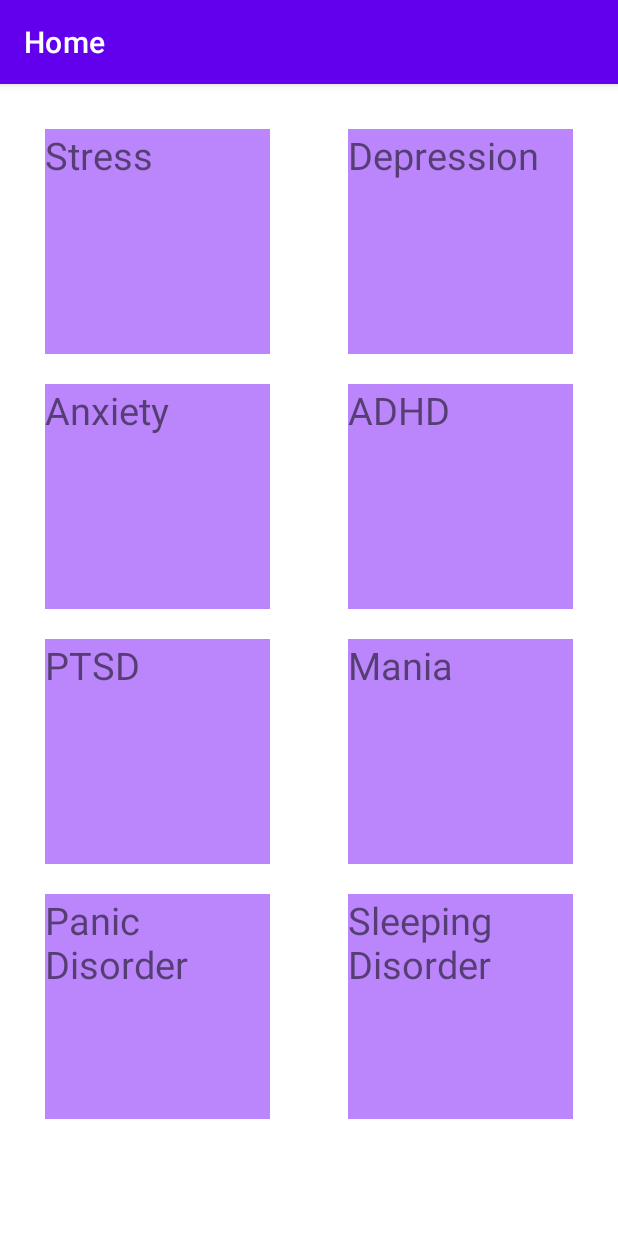
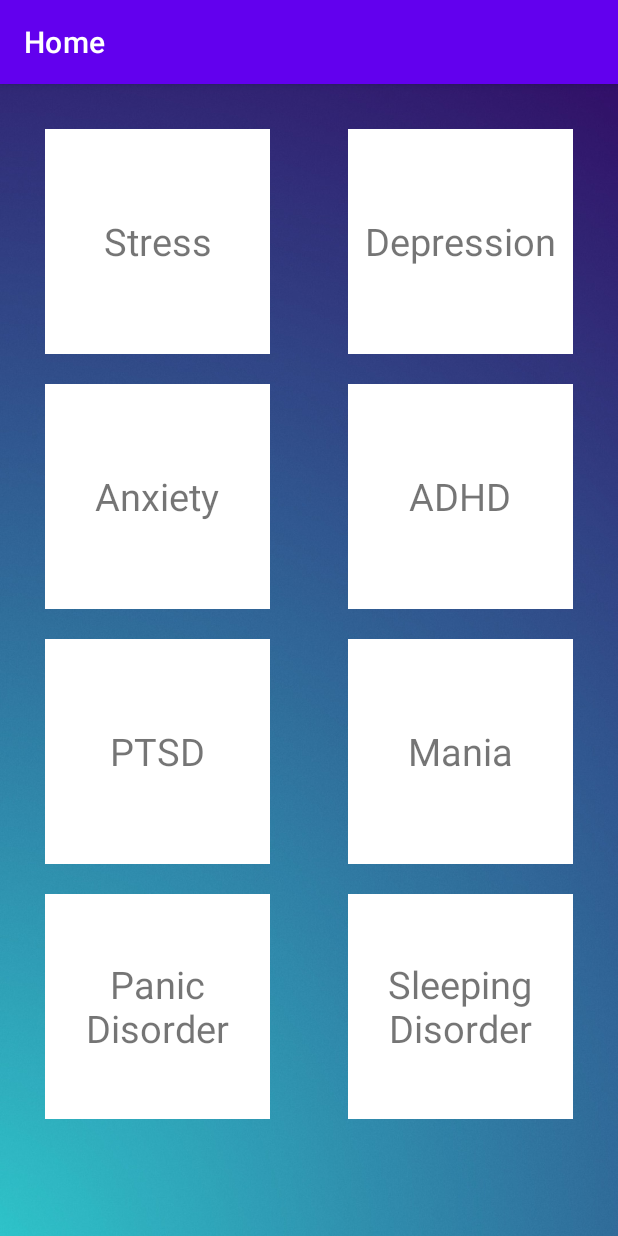
Before and after one commit to AkilaWic/mindfulness-app, an Android app: the screen it shows after launch (HomeActivity), on a phone screen of 412 x 824 dp. Run offline under Robolectric (Android 15) with nearby library versions, the phone set to English and light mode, and no system bars.

Commit message:
Home activity UI Modified. App Icon Changed.

```diff
--- a/app/src/main/AndroidManifest.xml
+++ b/app/src/main/AndroidManifest.xml
@@ -6,9 +6,9 @@
         android:allowBackup="true"
         android:dataExtractionRules="@xml/data_extraction_rules"
         android:fullBackupContent="@xml/backup_rules"
-        android:icon="@mipmap/ic_launcher"
+        android:icon="@drawable/iconround"
         android:label="@string/app_name"
-        android:roundIcon="@mipmap/ic_launcher_round"
+        android:roundIcon="@drawable/iconround"
         android:supportsRtl="true"
         android:theme="@style/Theme.Mindfulness"
         tools:targetApi="31">
--- a/app/src/main/res/layout/activity_home.xml
+++ b/app/src/main/res/layout/activity_home.xml
@@ -1,6 +1,8 @@
 <ScrollView xmlns:android="http://schemas.android.com/apk/res/android"
+    xmlns:tools="http://schemas.android.com/tools"
     android:layout_width="match_parent"
-    android:layout_height="match_parent">
+    android:layout_height="match_parent"
+    android:background="@drawable/main_bg">
 
     <GridLayout
         android:layout_width="match_parent"
@@ -19,9 +21,12 @@
             android:layout_height="150dp"
             android:layout_gravity="left"
             android:layout_margin="10dp"
-            android:background="@color/purple_200"
+            android:background="@color/white"
+            android:gravity="center_vertical"
+            android:textAlignment="center"
             android:text="Stress"
-            android:textSize="25sp" />
+            android:textSize="25sp"
+            tools:ignore="RtlCompat" />
 
         <TextView
             android:id="@+id/depression"
@@ -29,9 +34,12 @@
             android:layout_height="150dp"
             android:layout_gravity="right"
             android:layout_margin="10dp"
-            android:background="@color/purple_200"
+            android:background="@color/white"
+            android:gravity="center_vertical"
+            android:textAlignment="center"
             android:text="Depression"
-            android:textSize="25sp" />
+            android:textSize="25sp"
+            tools:ignore="RtlCompat" />
 
         <TextView
             android:id="@+id/anxiety"
@@ -39,9 +47,12 @@
             android:layout_height="150dp"
             android:layout_gravity="left"
             android:layout_margin="10dp"
-            android:background="@color/purple_200"
+            android:background="@color/white"
+            android:gravity="center_vertical"
+            android:textAlignment="center"
             android:text="Anxiety"
-            android:textSize="25sp" />
+            android:textSize="25sp"
+            tools:ignore="RtlCompat" />
 
         <TextView
             android:id="@+id/adhd"
@@ -49,9 +60,12 @@
             android:layout_height="150dp"
             android:layout_gravity="right"
             android:layout_margin="10dp"
-            android:background="@color/purple_200"
+            android:background="@color/white"
+            android:gravity="center_vertical"
+            android:textAlignment="center"
             android:text="ADHD"
-            android:textSize="25sp" />
+            android:textSize="25sp"
+            tools:ignore="RtlCompat" />
 
         <TextView
             android:id="@+id/ptsd"
@@ -60,9 +74,12 @@
             android:layout_gravity="left"
             android:layout_margin="10dp"
             android:layout_weight="1"
-            android:background="@color/purple_200"
+            android:background="@color/white"
+            android:gravity="center_vertical"
+            android:textAlignment="center"
             android:text="PTSD"
-            android:textSize="25sp" />
+            android:textSize="25sp"
+            tools:ignore="RtlCompat" />
 
         <TextView
             android:id="@+id/mania"
@@ -70,9 +87,12 @@
             android:layout_height="150dp"
             android:layout_gravity="right"
             android:layout_margin="10dp"
-            android:background="@color/purple_200"
+            android:background="@color/white"
+            android:gravity="center_vertical"
+            android:textAlignment="center"
             android:text="Mania"
-            android:textSize="25sp" />
+            android:textSize="25sp"
+            tools:ignore="RtlCompat" />
 
         <TextView
             android:id="@+id/pd"
@@ -80,9 +100,12 @@
             android:layout_height="150dp"
             android:layout_gravity="left"
             android:layout_margin="10dp"
-            android:background="@color/purple_200"
+            android:background="@color/white"
+            android:gravity="center_vertical"
+            android:textAlignment="center"
             android:text="Panic Disorder"
-            android:textSize="25sp" />
+            android:textSize="25sp"
+            tools:ignore="RtlCompat" />
 
         <TextView
             android:id="@+id/sd"
@@ -90,9 +113,12 @@
             android:layout_height="150dp"
             android:layout_gravity="right"
             android:layout_margin="10dp"
-            android:background="@color/purple_200"
+            android:background="@color/white"
+            android:gravity="center_vertical"
+            android:textAlignment="center"
             android:text="Sleeping Disorder"
-            android:textSize="25sp" />
+            android:textSize="25sp"
+            tools:ignore="RtlCompat" />
 
     </GridLayout>
 </ScrollView>
--- a/app/src/main/res/layout/test_agreement.xml
+++ b/app/src/main/res/layout/test_agreement.xml
@@ -20,7 +20,7 @@
     <Button
         android:layout_width="200dp"
         android:layout_height="wrap_content"
-        android:layout_marginTop="190dp"
+        android:layout_marginTop="250dp"
         android:text="I Agree">
 
     </Button>
```
Also changed, not shown: app/src/main/res/layout/test_instructions.xml (added, +27 -0 lines), app/src/main/res/drawable/iconround.png (added), app/src/main/res/drawable/main_bg.jpg (added).
